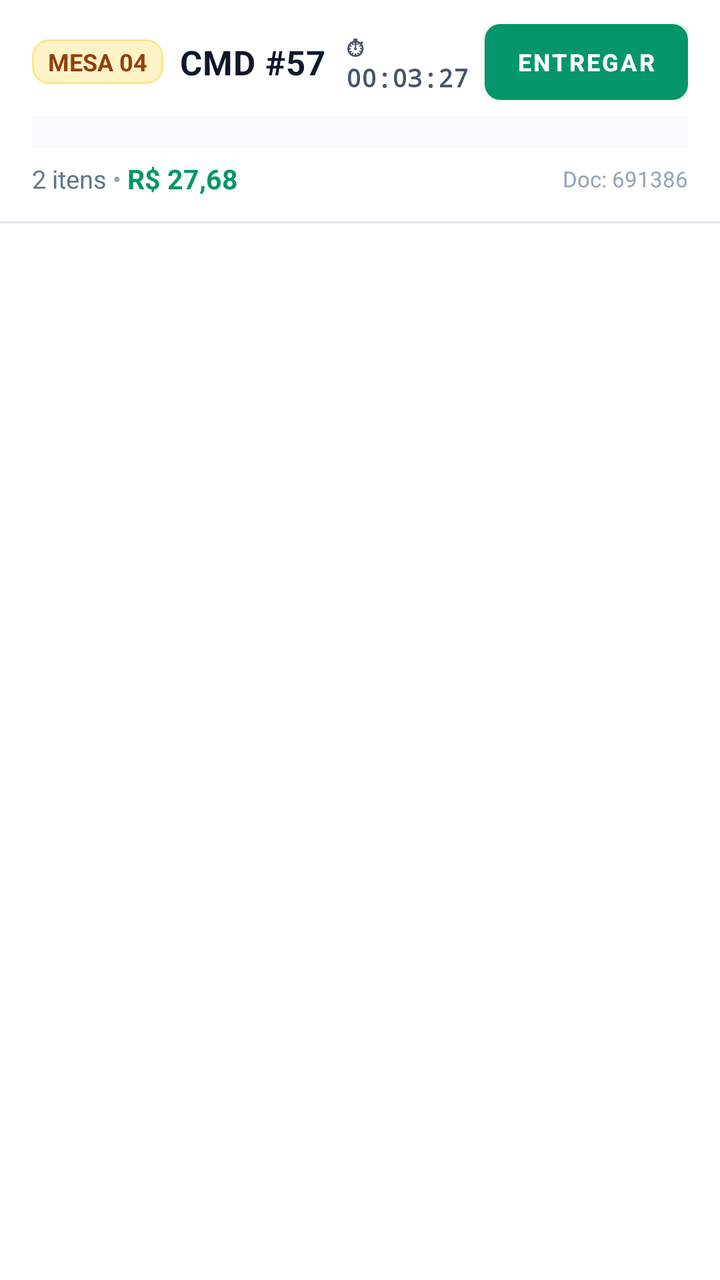
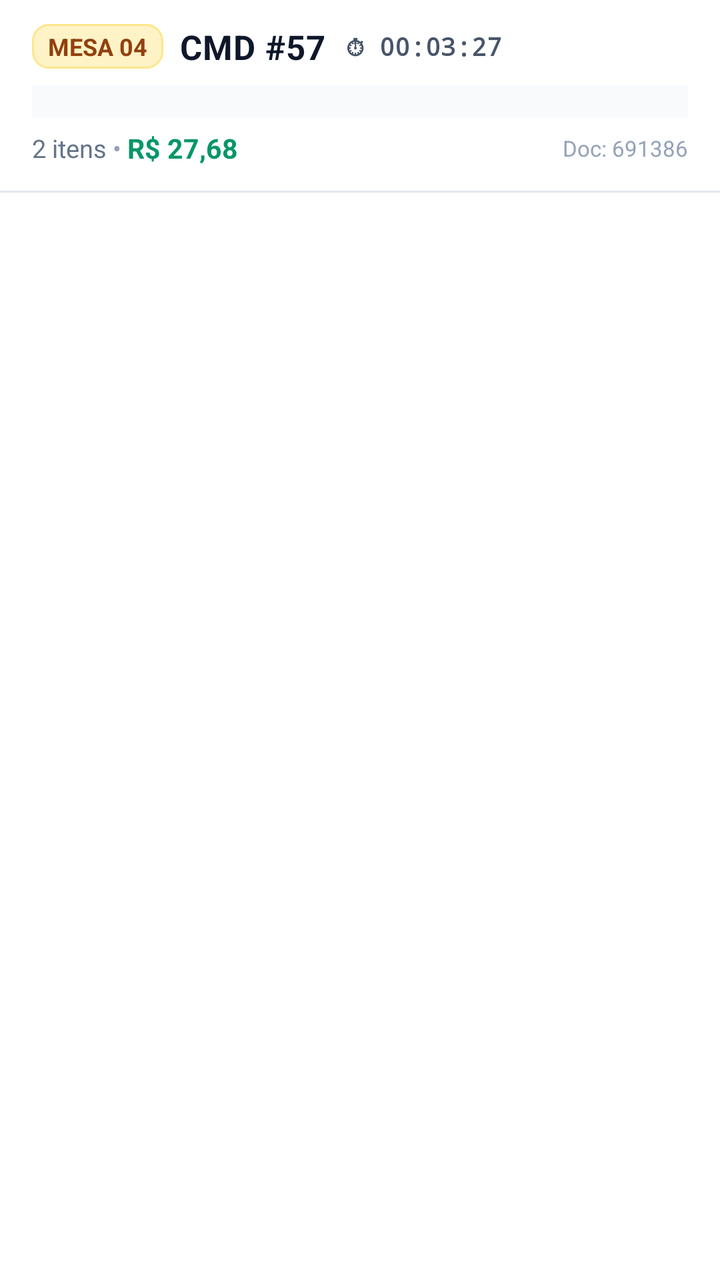

Screens rendered from an Android XML layout before and after an edit, with the pre-edit source and the edit as a unified diff.
<!-- AndroidManifest.xml: application theme Theme.AppMesas -->
<!-- res/layout/item_comanda_monitorada.xml -->
<?xml version="1.0" encoding="utf-8"?>
<LinearLayout xmlns:android="http://schemas.android.com/apk/res/android"
    xmlns:app="http://schemas.android.com/apk/res-auto"
    android:id="@+id/layoutComandaItem"
    android:layout_width="match_parent"
    android:layout_height="wrap_content"
    android:orientation="vertical"
    android:background="#FFFFFF">

    
    <LinearLayout
        android:layout_width="match_parent"
        android:layout_height="wrap_content"
        android:orientation="vertical"
        android:paddingStart="16dp"
        android:paddingEnd="16dp"
        android:paddingTop="12dp"
        android:paddingBottom="12dp">

        
        <LinearLayout
            android:layout_width="match_parent"
            android:layout_height="wrap_content"
            android:orientation="horizontal"
            android:gravity="center_vertical">

            
            <LinearLayout
                android:layout_width="0dp"
                android:layout_height="wrap_content"
                android:layout_weight="1"
                android:orientation="horizontal"
                android:gravity="center_vertical">

                
                <TextView
                    android:id="@+id/tvComandaMesa"
                    android:layout_width="wrap_content"
                    android:layout_height="wrap_content"
                    android:background="@drawable/bg_pill_comanda"
                    android:paddingStart="8dp"
                    android:paddingEnd="8dp"
                    android:paddingTop="3dp"
                    android:paddingBottom="3dp"
                    android:text="MESA 04"
                    android:textColor="#92400E"
                    android:textSize="12sp"
                    android:textStyle="bold" />

                
                <TextView
                    android:id="@+id/tvComandaNumero"
                    android:layout_width="wrap_content"
                    android:layout_height="wrap_content"
                    android:layout_marginStart="8dp"
                    android:text="CMD #57"
                    android:textColor="#0F172A"
                    android:textSize="17sp"
                    android:textStyle="bold"
                    android:letterSpacing="0.02" />

                
                <TextView
                    android:id="@+id/tvComandaTempo"
                    android:layout_width="wrap_content"
                    android:layout_height="wrap_content"
                    android:layout_marginStart="10dp"
                    android:text="⏱ 00:03:27"
                    android:textColor="#475569"
                    android:textSize="12.5sp"
                    android:textStyle="bold"
                    android:fontFamily="monospace" />
            </LinearLayout>

            
            <com.google.android.material.button.MaterialButton
                android:id="@+id/btnComandaEntregue"
                android:layout_width="wrap_content"
                android:layout_height="38dp"
                android:layout_marginStart="8dp"
                android:text="ENTREGAR"
                android:textColor="#FFFFFF"
                android:textSize="12sp"
                android:textStyle="bold"
                android:paddingStart="14dp"
                android:paddingEnd="14dp"
                android:minWidth="96dp"
                app:backgroundTint="#059669"
                app:cornerRadius="8dp"
                android:insetTop="0dp"
                android:insetBottom="0dp" />
        </LinearLayout>

        
        <LinearLayout
            android:id="@+id/layoutItensComanda"
            android:layout_width="match_parent"
            android:layout_height="wrap_content"
            android:orientation="vertical"
            android:background="#F8FAFC"
            android:paddingStart="12dp"
            android:paddingEnd="12dp"
            android:paddingTop="8dp"
            android:paddingBottom="8dp"
            android:layout_marginTop="8dp"
            android:visibility="visible">
            
        </LinearLayout>

        
        <LinearLayout
            android:layout_width="match_parent"
            android:layout_height="wrap_content"
            android:orientation="horizontal"
            android:gravity="center_vertical"
            android:layout_marginTop="6dp">

            <TextView
                android:id="@+id/tvComandaQtdeItens"
                android:layout_width="wrap_content"
                android:layout_height="wrap_content"
                android:text="2 itens"
                android:textColor="#64748B"
                android:textSize="12.5sp" />

            <TextView
                android:layout_width="wrap_content"
                android:layout_height="wrap_content"
                android:text=" • "
                android:textColor="#94A3B8"
                android:textSize="12.5sp" />

            <TextView
                android:id="@+id/tvComandaTotalValor"
                android:layout_width="wrap_content"
                android:layout_height="wrap_content"
                android:text="R$ 27,68"
                android:textColor="#059669"
                android:textSize="13.5sp"
                android:textStyle="bold" />

            <View
                android:layout_width="0dp"
                android:layout_height="0dp"
                android:layout_weight="1" />

            <TextView
                android:id="@+id/tvComandaDocumento"
                android:layout_width="wrap_content"
                android:layout_height="wrap_content"
                android:text="Doc: 691386"
                android:textColor="#94A3B8"
                android:textSize="11sp" />
        </LinearLayout>

    </LinearLayout>

    
    <View
        android:layout_width="match_parent"
        android:layout_height="1dp"
        android:background="#E2E8F0" />

</LinearLayout>
<!-- resources referenced by this layout -->
<resources>
  <!-- drawable bg_pill_comanda (drawable) -->
  <?xml version="1.0" encoding="utf-8"?>
  <shape xmlns:android="http://schemas.android.com/apk/res/android"
      android:shape="rectangle">
      <solid android:color="#FEF3C7" />
      <stroke android:width="1dp" android:color="#FDE68A" />
      <corners android:radius="8dp" />
      <padding android:left="8dp" android:right="8dp" android:top="3dp" android:bottom="3dp" />
  </shape>
  <style name="Theme.AppMesas" parent="Theme.MaterialComponents.Light.NoActionBar">
          <item name="colorPrimary">@color/purple_500</item>
          <item name="colorPrimaryVariant">@color/purple_700</item>
          <item name="colorOnPrimary">@color/white</item>
          <item name="colorSecondary">@color/teal_700</item>
          <item name="colorSecondaryVariant">@color/teal_700</item>
          <item name="colorOnSecondary">@color/white</item>
          <item name="android:statusBarColor">@color/bg_header</item>
          <item name="android:navigationBarColor">@color/bg_dark</item>
          <item name="android:windowLightStatusBar">false</item>
          <item name="android:windowBackground">@color/bg_dark</item>
          <item name="android:textSize">15sp</item>
      </style>
  <color name="purple_500">#0F172A</color>
  <color name="purple_700">#09101D</color>
  <color name="white">#FFFFFF</color>
  <color name="teal_700">#0D9488</color>
  <color name="bg_header">#0F172A</color>
  <color name="bg_dark">#F1F5F9</color>
</resources>

<!-- the commit's change to res/layout/item_comanda_monitorada.xml (unified diff, before → after) -->
@@ -73,22 +73,21 @@
             </LinearLayout>
 
             
-            <com.google.android.material.button.MaterialButton
-                android:id="@+id/btnComandaEntregue"
+            <TextView
+                android:id="@+id/tvComandaStatusEntregue"
                 android:layout_width="wrap_content"
-                android:layout_height="38dp"
+                android:layout_height="wrap_content"
                 android:layout_marginStart="8dp"
-                android:text="ENTREGAR"
-                android:textColor="#FFFFFF"
-                android:textSize="12sp"
+                android:background="@drawable/bg_pill_status_livre"
+                android:paddingStart="10dp"
+                android:paddingEnd="10dp"
+                android:paddingTop="4dp"
+                android:paddingBottom="4dp"
+                android:text="✓ CONCLUÍDA"
+                android:textColor="#059669"
+                android:textSize="11.5sp"
                 android:textStyle="bold"
-                android:paddingStart="14dp"
-                android:paddingEnd="14dp"
-                android:minWidth="96dp"
-                app:backgroundTint="#059669"
-                app:cornerRadius="8dp"
-                android:insetTop="0dp"
-                android:insetBottom="0dp" />
+                android:visibility="gone" />
         </LinearLayout>
 
         
<!-- resource entries referenced after the edit -->
@@ -6,6 +6,15 @@
       android:shape="rectangle">
       <solid android:color="#FEF3C7" />
       <stroke android:width="1dp" android:color="#FDE68A" />
+      <corners android:radius="8dp" />
+      <padding android:left="8dp" android:right="8dp" android:top="3dp" android:bottom="3dp" />
+  </shape>
+  <!-- drawable bg_pill_status_livre (drawable) -->
+  <?xml version="1.0" encoding="utf-8"?>
+  <shape xmlns:android="http://schemas.android.com/apk/res/android"
+      android:shape="rectangle">
+      <solid android:color="#F1F5F9" />
+      <stroke android:width="1dp" android:color="#CBD5E1" />
       <corners android:radius="8dp" />
       <padding android:left="8dp" android:right="8dp" android:top="3dp" android:bottom="3dp" />
   </shape>
